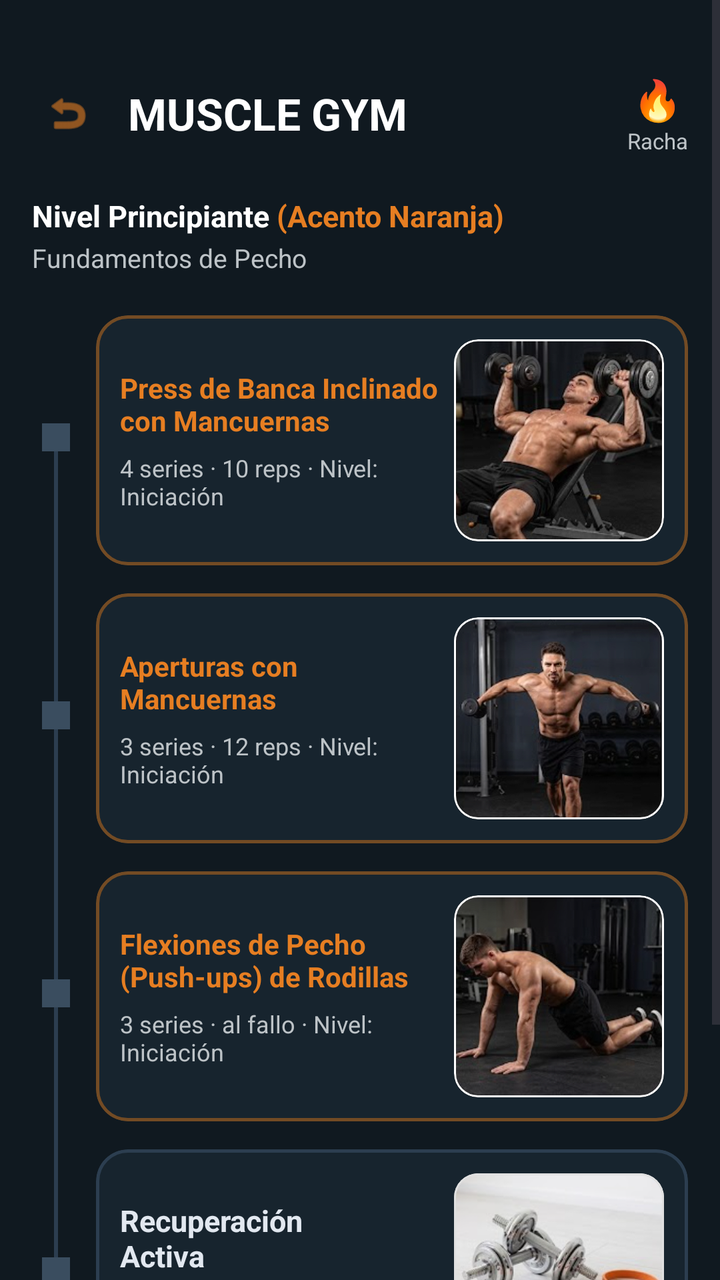
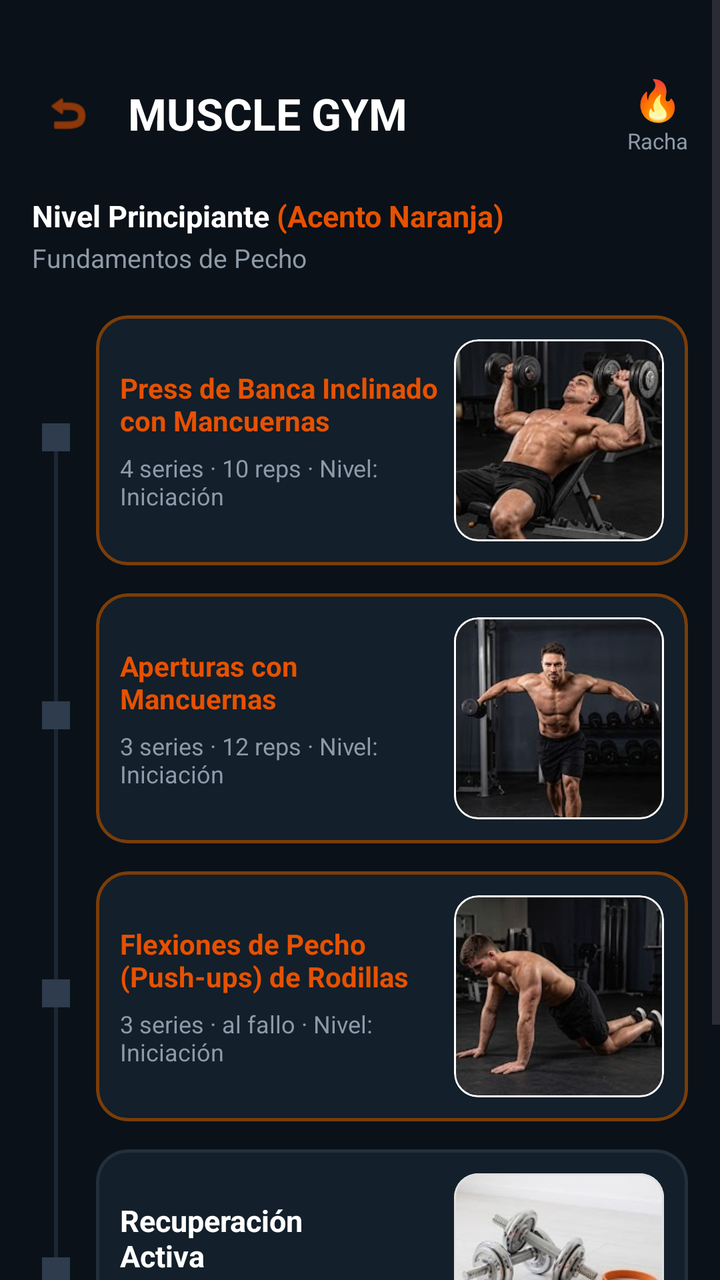

Before-and-after screenshots of an Android layout around one commit, followed by the original layout XML and the change that was made.
<!-- AndroidManifest.xml: application theme Theme.Gym -->
<!-- res/layout/lista_ejercicio.xml -->
<?xml version="1.0" encoding="utf-8"?>
<ScrollView xmlns:android="http://schemas.android.com/apk/res/android"
    xmlns:app="http://schemas.android.com/apk/res-auto"
    xmlns:tools="http://schemas.android.com/tools"
    android:layout_width="match_parent"
    android:layout_height="match_parent"
    android:background="#101920"
    android:clipToPadding="false"
    android:fillViewport="true"
    android:paddingBottom="80dp">

    <LinearLayout
        android:layout_width="match_parent"
        android:layout_height="wrap_content"
        android:orientation="vertical"
        android:paddingHorizontal="16dp"
        android:paddingTop="36dp">

        
        <RelativeLayout
            android:layout_width="match_parent"
            android:layout_height="wrap_content"
            android:gravity="center_vertical">

            
            <LinearLayout
                android:layout_width="wrap_content"
                android:layout_height="wrap_content"
                android:layout_alignParentStart="true"
                android:layout_centerVertical="true"
                android:gravity="center_vertical"
                android:orientation="horizontal">

                
                <ImageView
                    android:id="@+id/btnBack"
                    android:layout_width="36dp"
                    android:layout_height="36dp"
                    android:layout_marginEnd="12dp"
                    android:background="?attr/selectableItemBackgroundBorderless"
                    android:clickable="true"
                    android:focusable="true"
                    android:padding="6dp"
                    android:src="@android:drawable/ic_menu_revert"
                    app:tint="#E67E22"
                    tools:ignore="TouchTargetSizeCheck" />

                
                <TextView
                    android:id="@+id/tvAppTitle"
                    android:layout_width="wrap_content"
                    android:layout_height="wrap_content"
                    android:text="MUSCLE GYM"
                    android:textColor="#FFFFFF"
                    android:textSize="22sp"
                    android:textStyle="bold" />
            </LinearLayout>

            
            <LinearLayout
                android:layout_width="wrap_content"
                android:layout_height="wrap_content"
                android:layout_alignParentEnd="true"
                android:layout_centerVertical="true"
                android:gravity="center"
                android:orientation="vertical">

                <TextView
                    android:layout_width="wrap_content"
                    android:layout_height="wrap_content"
                    android:text="🔥"
                    android:textSize="20sp" />

                <TextView
                    android:layout_width="wrap_content"
                    android:layout_height="wrap_content"
                    android:text="Racha"
                    android:textColor="#BDC3C7"
                    android:textSize="11sp" />
            </LinearLayout>
        </RelativeLayout>

        
        <LinearLayout
            android:layout_width="wrap_content"
            android:layout_height="wrap_content"
            android:layout_marginTop="20dp"
            android:orientation="horizontal">

            <TextView
                android:id="@+id/tvNivelSubtitulo"
                android:layout_width="wrap_content"
                android:layout_height="wrap_content"
                android:text="Nivel Principiante "
                android:textColor="#FFFFFF"
                android:textSize="15sp"
                android:textStyle="bold" />

            <TextView
                android:layout_width="wrap_content"
                android:layout_height="wrap_content"
                android:text="(Acento Naranja)"
                android:textColor="#E67E22"
                android:textSize="15sp"
                android:textStyle="bold" />
        </LinearLayout>

        <TextView
            android:id="@+id/tvDetalleMusculo"
            android:layout_width="wrap_content"
            android:layout_height="wrap_content"
            android:layout_marginTop="2dp"
            android:layout_marginBottom="20dp"
            android:text="Fundamentos de Pecho"
            android:textColor="#BDC3C7"
            android:textSize="13sp" />

        
        <LinearLayout
            android:layout_width="match_parent"
            android:layout_height="wrap_content"
            android:orientation="horizontal">

            
            <LinearLayout
                android:layout_width="24dp"
                android:layout_height="match_parent"
                android:layout_marginEnd="8dp"
                android:gravity="center_horizontal"
                android:orientation="vertical">

                
                <View
                    android:layout_width="14dp"
                    android:layout_height="14dp"
                    android:layout_marginTop="54dp"
                    android:background="#3A4D5F" />

                <View
                    android:layout_width="2dp"
                    android:layout_height="125dp"
                    android:background="#2C3E50" />

                
                <View
                    android:layout_width="14dp"
                    android:layout_height="14dp"
                    android:background="#3A4D5F" />

                <View
                    android:layout_width="2dp"
                    android:layout_height="125dp"
                    android:background="#2C3E50" />

                
                <View
                    android:layout_width="14dp"
                    android:layout_height="14dp"
                    android:background="#3A4D5F" />

                <View
                    android:layout_width="2dp"
                    android:layout_height="125dp"
                    android:background="#2C3E50" />

                
                <View
                    android:layout_width="14dp"
                    android:layout_height="14dp"
                    android:background="#3A4D5F" />
            </LinearLayout>

            
            <LinearLayout
                android:layout_width="0dp"
                android:layout_height="wrap_content"
                android:layout_weight="1"
                android:orientation="vertical">

                
                <com.google.android.material.card.MaterialCardView
                    android:id="@+id/card1"
                    android:layout_width="match_parent"
                    android:layout_height="125dp"
                    android:layout_marginBottom="14dp"
                    app:cardBackgroundColor="#17242E"
                    app:cardCornerRadius="16dp"
                    app:strokeColor="#734B24"
                    app:strokeWidth="1.5dp">

                    <LinearLayout
                        android:layout_width="match_parent"
                        android:layout_height="match_parent"
                        android:orientation="horizontal"
                        android:padding="12dp">

                        <LinearLayout
                            android:layout_width="0dp"
                            android:layout_height="match_parent"
                            android:layout_weight="1"
                            android:gravity="center_vertical"
                            android:orientation="vertical">

                            <TextView
                                android:id="@+id/tvCard1Titulo"
                                android:layout_width="wrap_content"
                                android:layout_height="wrap_content"
                                android:text="Press de Banca Inclinado con Mancuernas"
                                android:textColor="#E67E22"
                                android:textSize="14sp"
                                android:textStyle="bold" />

                            <TextView
                                android:id="@+id/tvCard1Sub"
                                android:layout_width="wrap_content"
                                android:layout_height="wrap_content"
                                android:layout_marginTop="6dp"
                                android:text="4 series · 10 reps · Nivel: Iniciación"
                                android:textColor="#BDC3C7"
                                android:textSize="12sp" />
                        </LinearLayout>

                        <com.google.android.material.card.MaterialCardView
                            android:layout_width="105dp"
                            android:layout_height="match_parent"
                            app:cardBackgroundColor="#0D161C"
                            app:cardCornerRadius="12dp"
                            app:strokeColor="#FFFFFF"
                            app:strokeWidth="1dp">

                            <ImageView
                                android:id="@+id/imgCard1"
                                android:layout_width="match_parent"
                                android:layout_height="match_parent"
                                android:scaleType="centerCrop"
                                android:src="@drawable/captura_de_pantalla_2026_09_25_182537"
                                tools:ignore="ContentDescription" />
                        </com.google.android.material.card.MaterialCardView>
                    </LinearLayout>
                </com.google.android.material.card.MaterialCardView>

                
                <com.google.android.material.card.MaterialCardView
                    android:id="@+id/card2"
                    android:layout_width="match_parent"
                    android:layout_height="125dp"
                    android:layout_marginBottom="14dp"
                    app:cardBackgroundColor="#17242E"
                    app:cardCornerRadius="16dp"
                    app:strokeColor="#734B24"
                    app:strokeWidth="1.5dp">

                    <LinearLayout
                        android:layout_width="match_parent"
                        android:layout_height="match_parent"
                        android:orientation="horizontal"
                        android:padding="12dp">

                        <LinearLayout
                            android:layout_width="0dp"
                            android:layout_height="match_parent"
                            android:layout_weight="1"
                            android:gravity="center_vertical"
                            android:orientation="vertical">

                            <TextView
                                android:id="@+id/tvCard2Titulo"
                                android:layout_width="wrap_content"
                                android:layout_height="wrap_content"
                                android:text="Aperturas con Mancuernas"
                                android:textColor="#E67E22"
                                android:textSize="14sp"
                                android:textStyle="bold" />

                            <TextView
                                android:id="@+id/tvCard2Sub"
                                android:layout_width="wrap_content"
                                android:layout_height="wrap_content"
                                android:layout_marginTop="6dp"
                                android:text="3 series · 12 reps · Nivel: Iniciación"
                                android:textColor="#BDC3C7"
                                android:textSize="12sp" />
                        </LinearLayout>

                        <com.google.android.material.card.MaterialCardView
                            android:layout_width="105dp"
                            android:layout_height="match_parent"
                            app:cardBackgroundColor="#0D161C"
                            app:cardCornerRadius="12dp"
                            app:strokeColor="#FFFFFF"
                            app:strokeWidth="1dp">

                            <ImageView
                                android:id="@+id/imgCard2"
                                android:layout_width="match_parent"
                                android:layout_height="match_parent"
                                android:scaleType="centerCrop"
                                android:src="@drawable/captura_de_pantalla_2026_09_25_182710"
                                tools:ignore="ContentDescription" />
                        </com.google.android.material.card.MaterialCardView>
                    </LinearLayout>
                </com.google.android.material.card.MaterialCardView>

                
                <com.google.android.material.card.MaterialCardView
                    android:id="@+id/card3"
                    android:layout_width="match_parent"
                    android:layout_height="125dp"
                    android:layout_marginBottom="14dp"
                    app:cardBackgroundColor="#17242E"
                    app:cardCornerRadius="16dp"
                    app:strokeColor="#734B24"
                    app:strokeWidth="1.5dp">

                    <LinearLayout
                        android:layout_width="match_parent"
                        android:layout_height="match_parent"
                        android:orientation="horizontal"
                        android:padding="12dp">

                        <LinearLayout
                            android:layout_width="0dp"
                            android:layout_height="match_parent"
                            android:layout_weight="1"
                            android:gravity="center_vertical"
                            android:orientation="vertical">

                            <TextView
                                android:id="@+id/tvCard3Titulo"
                                android:layout_width="wrap_content"
                                android:layout_height="wrap_content"
                                android:text="Flexiones de Pecho\n(Push-ups) de Rodillas"
                                android:textColor="#E67E22"
                                android:textSize="14sp"
                                android:textStyle="bold" />

                            <TextView
                                android:id="@+id/tvCard3Sub"
                                android:layout_width="wrap_content"
                                android:layout_height="wrap_content"
                                android:layout_marginTop="6dp"
                                android:text="3 series · al fallo · Nivel: Iniciación"
                                android:textColor="#BDC3C7"
                                android:textSize="12sp" />
                        </LinearLayout>

                        <com.google.android.material.card.MaterialCardView
                            android:layout_width="105dp"
                            android:layout_height="match_parent"
                            app:cardBackgroundColor="#0D161C"
                            app:cardCornerRadius="12dp"
                            app:strokeColor="#FFFFFF"
                            app:strokeWidth="1dp">

                            <ImageView
                                android:id="@+id/imgCard3"
                                android:layout_width="match_parent"
                                android:layout_height="match_parent"
                                android:scaleType="centerCrop"
                                android:src="@drawable/captura_de_pantalla_2026_09_25_182808"
                                tools:ignore="ContentDescription" />
                        </com.google.android.material.card.MaterialCardView>
                    </LinearLayout>
                </com.google.android.material.card.MaterialCardView>

                
                <com.google.android.material.card.MaterialCardView
                    android:id="@+id/card4"
                    android:layout_width="match_parent"
                    android:layout_height="125dp"
                    app:cardBackgroundColor="#17242E"
                    app:cardCornerRadius="16dp"
                    app:strokeColor="#2C3E50"
                    app:strokeWidth="1.5dp">

                    <LinearLayout
                        android:layout_width="match_parent"
                        android:layout_height="match_parent"
                        android:orientation="horizontal"
                        android:padding="12dp">

                        <LinearLayout
                            android:layout_width="0dp"
                            android:layout_height="match_parent"
                            android:layout_weight="1"
                            android:gravity="center_vertical"
                            android:orientation="vertical">

                            <TextView
                                android:id="@+id/tvCard4Titulo"
                                android:layout_width="wrap_content"
                                android:layout_height="wrap_content"
                                android:text="Recuperación\nActiva"
                                android:textColor="#E2E8F0"
                                android:textSize="15sp"
                                android:textStyle="bold" />

                            <TextView
                                android:id="@+id/tvCard4Sub"
                                android:layout_width="wrap_content"
                                android:layout_height="wrap_content"
                                android:layout_marginTop="6dp"
                                android:text="Descanso y Estiramientos Ligeros de Pecho"
                                android:textColor="#BDC3C7"
                                android:textSize="12sp" />
                        </LinearLayout>

                        <com.google.android.material.card.MaterialCardView
                            android:layout_width="105dp"
                            android:layout_height="match_parent"
                            app:cardBackgroundColor="#FFFFFF"
                            app:cardCornerRadius="12dp"
                            app:strokeColor="#E0E0E0"
                            app:strokeWidth="1dp">

                            <ImageView
                                android:id="@+id/imgCard4"
                                android:layout_width="match_parent"
                                android:layout_height="match_parent"
                                android:scaleType="centerCrop"
                                android:src="@drawable/captura_de_pantalla_2026_09_25_182856"
                                tools:ignore="ContentDescription" />
                        </com.google.android.material.card.MaterialCardView>
                    </LinearLayout>
                </com.google.android.material.card.MaterialCardView>

            </LinearLayout>
        </LinearLayout>
    </LinearLayout>
</ScrollView>
<!-- resources referenced by this layout -->
<resources>
  <!-- drawable captura_de_pantalla_2026_09_25_182537: png bitmap (drawable, 691586 bytes) -->
  <!-- drawable captura_de_pantalla_2026_09_25_182710: png bitmap (drawable, 590245 bytes) -->
  <!-- drawable captura_de_pantalla_2026_09_25_182808: png bitmap (drawable, 627705 bytes) -->
  <!-- drawable captura_de_pantalla_2026_09_25_182856: png bitmap (drawable, 442239 bytes) -->
  <style name="Theme.Gym" parent="Base.Theme.Gym" />
  <style name="Base.Theme.Gym" parent="Theme.Material3.DayNight.NoActionBar">
          
          
      </style>
</resources>

<!-- the commit's change to res/layout/lista_ejercicio.xml (unified diff, before → after) -->
@@ -4,7 +4,7 @@
     xmlns:tools="http://schemas.android.com/tools"
     android:layout_width="match_parent"
     android:layout_height="match_parent"
-    android:background="#101920"
+    android:background="#0A1118"
     android:clipToPadding="false"
     android:fillViewport="true"
     android:paddingBottom="80dp">
@@ -42,7 +42,7 @@
                     android:focusable="true"
                     android:padding="6dp"
                     android:src="@android:drawable/ic_menu_revert"
-                    app:tint="#E67E22"
+                    app:tint="#E65100"
                     tools:ignore="TouchTargetSizeCheck" />
 
                 
@@ -75,7 +75,7 @@
                     android:layout_width="wrap_content"
                     android:layout_height="wrap_content"
                     android:text="Racha"
-                    android:textColor="#BDC3C7"
+                    android:textColor="#8E9AA8"
                     android:textSize="11sp" />
             </LinearLayout>
         </RelativeLayout>
@@ -100,7 +100,7 @@
                 android:layout_width="wrap_content"
                 android:layout_height="wrap_content"
                 android:text="(Acento Naranja)"
-                android:textColor="#E67E22"
+                android:textColor="#E65100"
                 android:textSize="15sp"
                 android:textStyle="bold" />
         </LinearLayout>
@@ -112,7 +112,7 @@
             android:layout_marginTop="2dp"
             android:layout_marginBottom="20dp"
             android:text="Fundamentos de Pecho"
-            android:textColor="#BDC3C7"
+            android:textColor="#8E9AA8"
             android:textSize="13sp" />
 
         
@@ -134,40 +134,40 @@
                     android:layout_width="14dp"
                     android:layout_height="14dp"
                     android:layout_marginTop="54dp"
-                    android:background="#3A4D5F" />
+                    android:background="#2E3C4D" />
 
                 <View
                     android:layout_width="2dp"
                     android:layout_height="125dp"
-                    android:background="#2C3E50" />
+                    android:background="#1C2733" />
 
                 
                 <View
                     android:layout_width="14dp"
                     android:layout_height="14dp"
-                    android:background="#3A4D5F" />
+                    android:background="#2E3C4D" />
 
                 <View
                     android:layout_width="2dp"
                     android:layout_height="125dp"
-                    android:background="#2C3E50" />
+                    android:background="#1C2733" />
 
                 
                 <View
                     android:layout_width="14dp"
                     android:layout_height="14dp"
-                    android:background="#3A4D5F" />
+                    android:background="#2E3C4D" />
 
                 <View
                     android:layout_width="2dp"
                     android:layout_height="125dp"
-                    android:background="#2C3E50" />
+                    android:background="#1C2733" />
 
                 
                 <View
                     android:layout_width="14dp"
                     android:layout_height="14dp"
-                    android:background="#3A4D5F" />
+                    android:background="#2E3C4D" />
             </LinearLayout>
 
             
@@ -183,9 +183,10 @@
                     android:layout_width="match_parent"
                     android:layout_height="125dp"
                     android:layout_marginBottom="14dp"
-                    app:cardBackgroundColor="#17242E"
+                    app:cardBackgroundColor="#131F2A"
                     app:cardCornerRadius="16dp"
-                    app:strokeColor="#734B24"
+                    app:cardElevation="0dp"
+                    app:strokeColor="#7A3D08"
                     app:strokeWidth="1.5dp">
 
                     <LinearLayout
@@ -206,7 +207,7 @@
                                 android:layout_width="wrap_content"
                                 android:layout_height="wrap_content"
                                 android:text="Press de Banca Inclinado con Mancuernas"
-                                android:textColor="#E67E22"
+                                android:textColor="#E65100"
                                 android:textSize="14sp"
                                 android:textStyle="bold" />
 
@@ -216,15 +217,16 @@
                                 android:layout_height="wrap_content"
                                 android:layout_marginTop="6dp"
                                 android:text="4 series · 10 reps · Nivel: Iniciación"
-                                android:textColor="#BDC3C7"
+                                android:textColor="#8E9AA8"
                                 android:textSize="12sp" />
                         </LinearLayout>
 
                         <com.google.android.material.card.MaterialCardView
                             android:layout_width="105dp"
                             android:layout_height="match_parent"
-                            app:cardBackgroundColor="#0D161C"
+                            app:cardBackgroundColor="#0A1118"
                             app:cardCornerRadius="12dp"
+                            app:cardElevation="0dp"
                             app:strokeColor="#FFFFFF"
                             app:strokeWidth="1dp">
 
@@ -245,9 +247,10 @@
                     android:layout_width="match_parent"
                     android:layout_height="125dp"
                     android:layout_marginBottom="14dp"
-                    app:cardBackgroundColor="#17242E"
+                    app:cardBackgroundColor="#131F2A"
                     app:cardCornerRadius="16dp"
-                    app:strokeColor="#734B24"
+                    app:cardElevation="0dp"
+                    app:strokeColor="#7A3D08"
                     app:strokeWidth="1.5dp">
 
                     <LinearLayout
@@ -268,7 +271,7 @@
                                 android:layout_width="wrap_content"
                                 android:layout_height="wrap_content"
                                 android:text="Aperturas con Mancuernas"
-                                android:textColor="#E67E22"
+                                android:textColor="#E65100"
                                 android:textSize="14sp"
                                 android:textStyle="bold" />
 
@@ -278,15 +281,16 @@
                                 android:layout_height="wrap_content"
                                 android:layout_marginTop="6dp"
                                 android:text="3 series · 12 reps · Nivel: Iniciación"
-                                android:textColor="#BDC3C7"
+                                android:textColor="#8E9AA8"
                                 android:textSize="12sp" />
                         </LinearLayout>
 
                         <com.google.android.material.card.MaterialCardView
                             android:layout_width="105dp"
                             android:layout_height="match_parent"
-                            app:cardBackgroundColor="#0D161C"
+                            app:cardBackgroundColor="#0A1118"
                             app:cardCornerRadius="12dp"
+                            app:cardElevation="0dp"
                             app:strokeColor="#FFFFFF"
                             app:strokeWidth="1dp">
 
@@ -307,9 +311,10 @@
                     android:layout_width="match_parent"
                     android:layout_height="125dp"
                     android:layout_marginBottom="14dp"
-                    app:cardBackgroundColor="#17242E"
+                    app:cardBackgroundColor="#131F2A"
                     app:cardCornerRadius="16dp"
-                    app:strokeColor="#734B24"
+                    app:cardElevation="0dp"
+                    app:strokeColor="#7A3D08"
                     app:strokeWidth="1.5dp">
 
                     <LinearLayout
@@ -330,7 +335,7 @@
                                 android:layout_width="wrap_content"
                                 android:layout_height="wrap_content"
                                 android:text="Flexiones de Pecho\n(Push-ups) de Rodillas"
-                                android:textColor="#E67E22"
+                                android:textColor="#E65100"
                                 android:textSize="14sp"
                                 android:textStyle="bold" />
 
@@ -340,15 +345,16 @@
                                 android:layout_height="wrap_content"
                                 android:layout_marginTop="6dp"
                                 android:text="3 series · al fallo · Nivel: Iniciación"
-                                android:textColor="#BDC3C7"
+                                android:textColor="#8E9AA8"
                                 android:textSize="12sp" />
                         </LinearLayout>
 
                         <com.google.android.material.card.MaterialCardView
                             android:layout_width="105dp"
                             android:layout_height="match_parent"
-                            app:cardBackgroundColor="#0D161C"
+                            app:cardBackgroundColor="#0A1118"
                             app:cardCornerRadius="12dp"
+                            app:cardElevation="0dp"
                             app:strokeColor="#FFFFFF"
                             app:strokeWidth="1dp">
 
@@ -368,9 +374,10 @@
                     android:id="@+id/card4"
                     android:layout_width="match_parent"
                     android:layout_height="125dp"
-                    app:cardBackgroundColor="#17242E"
+                    app:cardBackgroundColor="#131F2A"
                     app:cardCornerRadius="16dp"
-                    app:strokeColor="#2C3E50"
+                    app:cardElevation="0dp"
+                    app:strokeColor="#242F3D"
                     app:strokeWidth="1.5dp">
 
                     <LinearLayout
@@ -391,7 +398,7 @@
                                 android:layout_width="wrap_content"
                                 android:layout_height="wrap_content"
                                 android:text="Recuperación\nActiva"
-                                android:textColor="#E2E8F0"
+                                android:textColor="#FFFFFF"
                                 android:textSize="15sp"
                                 android:textStyle="bold" />
 
@@ -401,7 +408,7 @@
                                 android:layout_height="wrap_content"
                                 android:layout_marginTop="6dp"
                                 android:text="Descanso y Estiramientos Ligeros de Pecho"
-                                android:textColor="#BDC3C7"
+                                android:textColor="#8E9AA8"
                                 android:textSize="12sp" />
                         </LinearLayout>
 
@@ -410,6 +417,7 @@
                             android:layout_height="match_parent"
                             app:cardBackgroundColor="#FFFFFF"
                             app:cardCornerRadius="12dp"
+                            app:cardElevation="0dp"
                             app:strokeColor="#E0E0E0"
                             app:strokeWidth="1dp">
 
